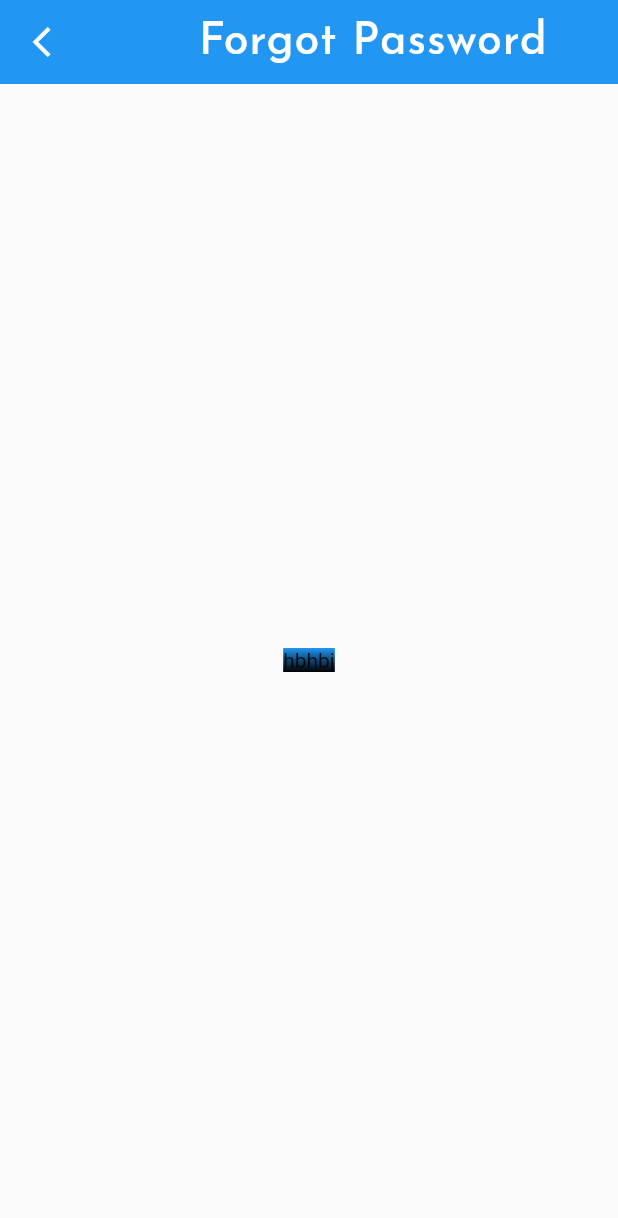
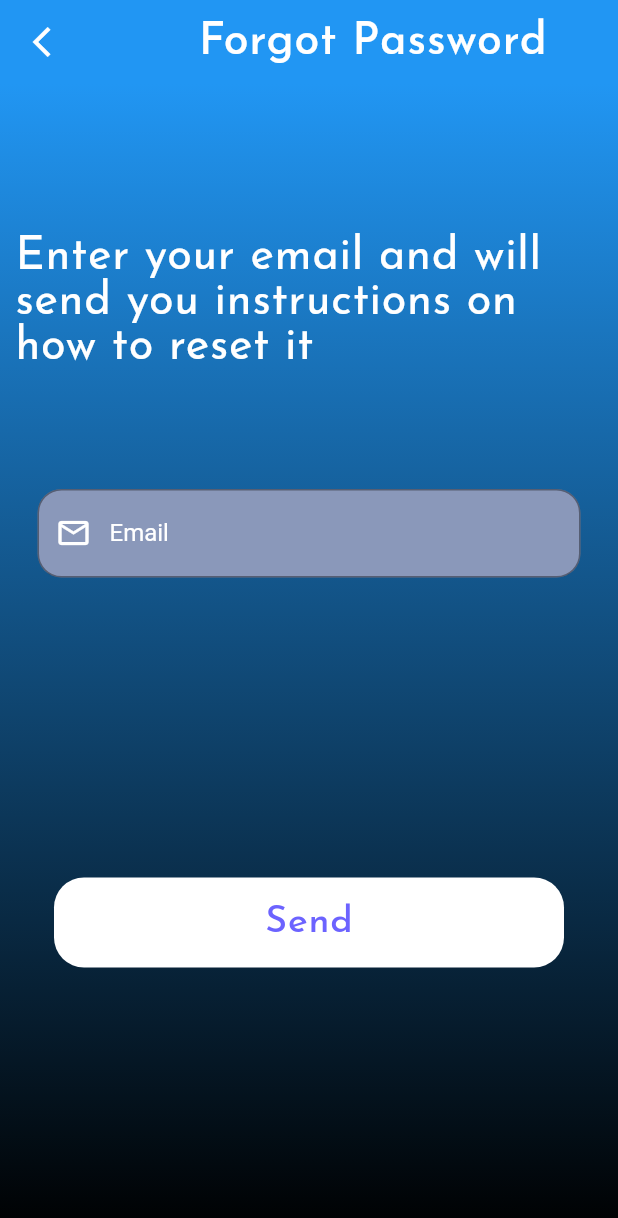
Before and after one commit to JITHIN53/LOgin_screens2, a Flutter app: the screen it shows after launch, after a tap on "Forgot Password?", on a phone screen of 412 x 824 dp. Shown: the top 1218 px of the screen. Run offline on Flutter 3.47's test engine with Material 2 defaults, Android fonts, the phone set to English and light mode, and no system bars; our stand-ins replace google_fonts.

Commit message:
new screen added

```diff
--- a/lib/screens/login_screen.dart
+++ b/lib/screens/login_screen.dart
@@ -2,7 +2,8 @@ import 'package:flutter/material.dart';
 import 'package:google_fonts/google_fonts.dart';
 import 'package:login_screens/constants/colors.dart';
 import 'package:login_screens/screens/mail_id_screen.dart';
-//import 'package:login_screens/constants/colors.dart';
+import 'package:login_screens/screens/welcome_screen.dart';
+
 
 class LoginScreen extends StatefulWidget {
   @override
@@ -49,11 +50,11 @@ class _LoginScreenState extends State<LoginScreen> {
                 ),
                 child: TextField(
                   decoration: InputDecoration(
-                    prefixIcon: Icon(Icons.mail_outline),
+                    prefixIcon: Icon(
+                      Icons.mail_outline,
+                      color: Colors.white,
+                    ),
                     border: OutlineInputBorder(
-                      borderRadius: BorderRadius.all(Radius.circular(16)),
-                    ),
-                    focusedBorder: OutlineInputBorder(
                       borderRadius: BorderRadius.all(Radius.circular(16)),
                     ),
                     labelText: 'Email',
@@ -74,13 +75,13 @@ class _LoginScreenState extends State<LoginScreen> {
                 child: TextField(
                   obscureText: true,
                   decoration: InputDecoration(
-                    prefixIcon: Icon(Icons.lock_outline_rounded),
+                    prefixIcon: Icon(
+                      Icons.lock_outline_rounded,
+                      color: Colors.white,
+                    ),
                     border: OutlineInputBorder(
-                      borderRadius: BorderRadius.only(
-                        topLeft: Radius.circular(16),
-                        topRight: Radius.circular(16),
-                        bottomLeft: Radius.circular(16),
-                        bottomRight: Radius.circular(16),
+                      borderRadius: BorderRadius.all(
+                        Radius.circular(16),
                       ),
                     ),
                     labelText: 'Password',
@@ -114,7 +115,12 @@ class _LoginScreenState extends State<LoginScreen> {
                   borderRadius: BorderRadius.circular(20),
                 ),
                 child: TextButton(
-                  onPressed: () {},
+                   onPressed: () => Navigator.push(
+                context,
+                MaterialPageRoute(
+                  builder: (context) => WelcomeScreen(),
+                ),
+              ),
                   child: Text(
                     'Login',
                     style: GoogleFonts.josefinSans(
--- a/lib/screens/mail_id_screen.dart
+++ b/lib/screens/mail_id_screen.dart
@@ -1,8 +1,8 @@
 import 'package:flutter/material.dart';
 import 'package:google_fonts/google_fonts.dart';
-
-// import 'package:login_screens/constants/colors.dart';
+import 'package:login_screens/constants/colors.dart';
 import 'package:login_screens/screens/login_screen.dart';
+import 'package:login_screens/screens/password_changing_screen.dart';
 
 class MailidScreen extends StatefulWidget {
   @override
@@ -12,14 +12,6 @@ class MailidScreen extends StatefulWidget {
 class _MailidScreenState extends State<MailidScreen> {
   @override
   Widget build(BuildContext context) {
-    // final emailField = TextField(
-    //   obscureText: false,
-    //   decoration: InputDecoration(
-    //       contentPadding: EdgeInsets.fromLTRB(20.0, 15.0, 20.0, 15.0),
-    //       hintText: "Email",
-    //       border:
-    //           OutlineInputBorder(borderRadius: BorderRadius.circular(32.0))),
-    // );
     return Scaffold(
       appBar: AppBar(
         title: Text(
@@ -40,8 +32,8 @@ class _MailidScreenState extends State<MailidScreen> {
           icon: Icon(Icons.arrow_back_ios_outlined),
         ),
       ),
-      body: Center(
-        child: Container(
+      body: Container(
+        width: 500,
         decoration: BoxDecoration(
           gradient: LinearGradient(
             begin: Alignment.topCenter,
@@ -51,43 +43,77 @@ class _MailidScreenState extends State<MailidScreen> {
               Colors.black,
             ],
           ),
-          ),child: Text('hbhbj'),
+        ),
+        child: Column(
+          children: [
+            Padding(
+              padding: const EdgeInsets.only(top: 100, left: 10, right: 10),
+              child: Container(
+                child: Text(
+                  'Enter your email and will send you instructions on how to reset it',
+                  style: GoogleFonts.josefinSans(
+                    fontSize: 30,
+                    textStyle:
+                        TextStyle(color: Colors.white, letterSpacing: .5),
+                  ),
+                ),
+              ),
+            ), Padding(
+              padding: const EdgeInsets.only(top: 80,left: 25,right: 25,),
+              child: Container(
+                decoration: BoxDecoration(
+                  color: AppColors.grey1,
+                  borderRadius: BorderRadius.all(
+                    Radius.circular(16),
+                  ),
+                ),
+                child: TextField(
+
+                  decoration: InputDecoration(
+                    prefixIcon: Icon(Icons.mail_outline_outlined,color: Colors.white,),
+                    border: OutlineInputBorder(
+                      borderRadius: BorderRadius.all(
+                        Radius.circular(16),
+                      ),
+                    ),
+                    labelText: 'Email',
+                    labelStyle: TextStyle(color: Colors.white),
+                  ),
+                ),
+              ),
+            ), Padding(
+              padding: EdgeInsets.only(top: 200),
+              child: Container(
+                height: 60,
+                width: 340,
+                decoration: BoxDecoration(
+                  color: Colors.white,
+                  borderRadius: BorderRadius.circular(20),
+                ),
+                child: TextButton(
+                  onPressed: () => Navigator.push(
+                    context,
+                    MaterialPageRoute(
+                      builder: (context) => PasswordChangingScreen(),
+                    ),
+                  ),
+                  child: Center(
+                    child: Text(
+                      'Send',
+                      style: GoogleFonts.josefinSans(
+                        fontSize: 25,
+                        textStyle:
+                        TextStyle(color: AppColors.violet1, letterSpacing: .5),
+                      ),
+                    ),
+                  ),
+                ),
+              ),
+            ),
+
+          ],
         ),
       ),
     );
   }
 }
-
-//Padding(
-//            padding: const EdgeInsets.only(top: 110, right: 20, left: 20),
-//            child: Container(
-//              color: AppColors.LightGrey,
-//              child: TextField(
-//                decoration: InputDecoration(
-//                  prefixIcon: Icon(Icons.mail_outline),
-//                  border: OutlineInputBorder(
-//                    borderRadius: BorderRadius.only(
-//                      topLeft: Radius.circular(16),
-//                      topRight: Radius.circular(16),
-//                      bottomLeft: Radius.circular(16),
-//                      bottomRight: Radius.circular(16),
-//                    ),),
-//                  labelText: 'Email',
-//                  labelStyle: TextStyle(color: AppColors.violet5),
-//                ),
-//              ),
-//            ),
-// ),
-//  ]
-//
-
-// Padding(
-//   padding: const EdgeInsets.only(top: 150, left: 20),
-//   child: Align(
-//     alignment: Alignment.topCenter,
-//     child: Text(
-//       'Enter your email and will send you instructions on how to reset it',
-//       style: TextStyle(color: Colors.white, fontSize: 27),
-//     ),
-//   ),
-// ),
```
Also changed, not shown: lib/screens/password_changing_screen.dart (added, +193 -0 lines), lib/screens/welcome_screen.dart (added, +73 -0 lines), assets/images/Ellipse 56.jpg (added), assets/images/Group 345.jpg (added), assets/images/Group 347.jpg (added). Lines whose indentation alone changed are shown as unchanged.
